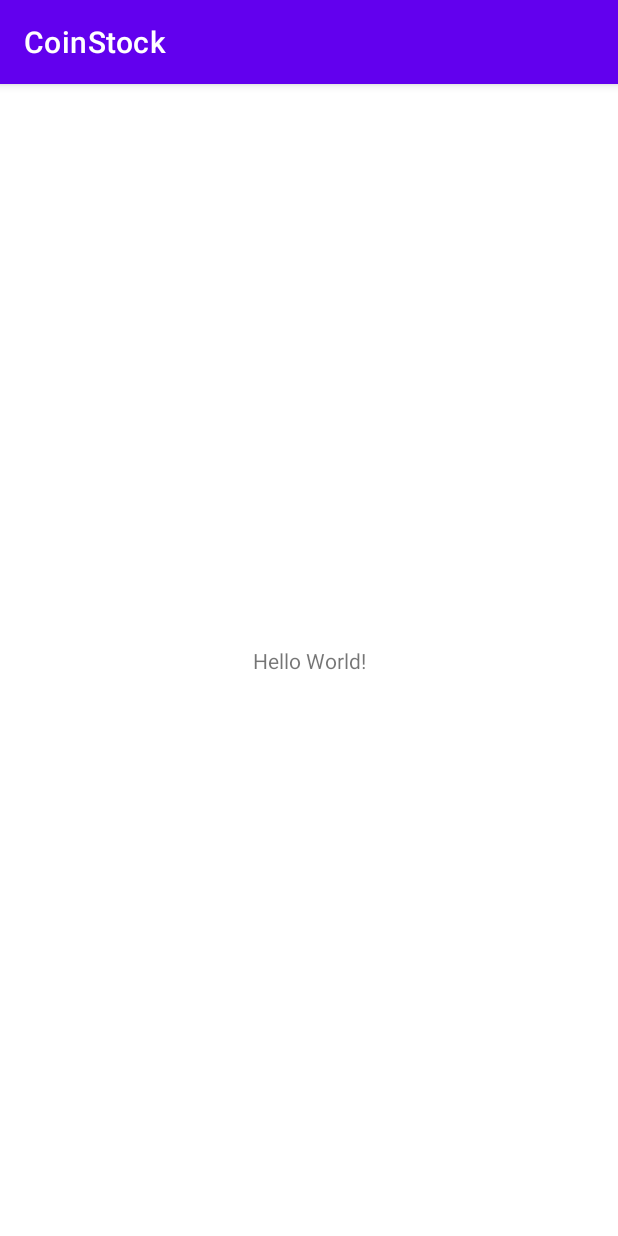
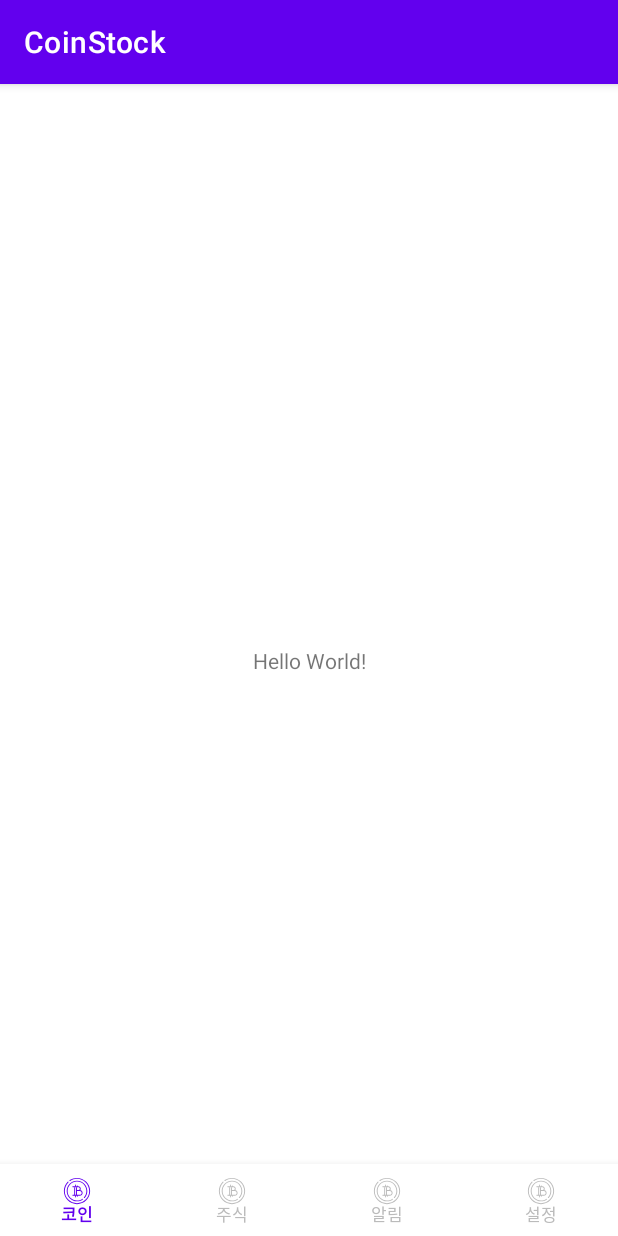
Before and after one commit to devmk1090/CoinStock, an Android app: the screen it shows after launch (MainActivity), on a phone screen of 412 x 824 dp. Run offline under Robolectric (Android 15) with nearby library versions, the phone set to English and light mode, and no system bars; our stand-ins replace Dagger/Hilt's generated code.

Commit message:
바텀 네비게이션 세팅 (1)

```diff
--- a/app/build.gradle
+++ b/app/build.gradle
@@ -32,6 +32,10 @@ android {
     kotlinOptions {
         jvmTarget = '17'
     }
+    buildFeatures {
+        dataBinding true
+        viewBinding true
+    }
 }
 
 dependencies {
--- a/app/src/main/java/com/devkproject/coinstock/MainActivity.kt
+++ b/app/src/main/java/com/devkproject/coinstock/MainActivity.kt
@@ -7,5 +7,6 @@ class MainActivity : AppCompatActivity() {
     override fun onCreate(savedInstanceState: Bundle?) {
         super.onCreate(savedInstanceState)
         setContentView(R.layout.activity_main)
+
     }
 }
--- /dev/null
+++ b/app/src/main/res/drawable/image_coin.xml
@@ -0,0 +1,36 @@
+<vector xmlns:android="http://schemas.android.com/apk/res/android"
+    android:width="32dp"
+    android:height="32dp"
+    android:viewportWidth="32"
+    android:viewportHeight="32">
+  <path
+      android:pathData="M16,30c-3.74,0 -7.256,-1.456 -9.899,-4.101C3.456,23.255 2,19.739 2,16s1.456,-7.255 4.101,-9.899c0.195,-0.195 0.512,-0.195 0.707,0s0.195,0.512 0,0.707C4.352,9.264 3,12.527 3,16s1.352,6.736 3.808,9.192C9.264,27.647 12.527,29 16,29s6.736,-1.353 9.192,-3.808C27.648,22.736 29,19.473 29,16s-1.352,-6.736 -3.808,-9.192c-4.401,-4.402 -11.329,-5.066 -16.474,-1.58C8.49,5.381 8.18,5.322 8.024,5.094S7.93,4.555 8.158,4.399c5.541,-3.754 13.002,-3.038 17.741,1.701C28.544,8.745 30,12.261 30,16s-1.456,7.255 -4.101,9.899C23.256,28.544 19.74,30 16,30z"
+      android:fillColor="#263238"/>
+  <path
+      android:pathData="M16,27.05C9.935,27.05 5,22.093 5,16S9.936,4.95 16.001,4.95S27,9.907 27,16c0,2.745 -1.009,5.378 -2.842,7.413c-0.184,0.207 -0.5,0.224 -0.705,0.038s-0.223,-0.501 -0.037,-0.706C25.082,20.893 26,18.497 26,16c0,-5.541 -4.485,-10.05 -9.999,-10.05C10.486,5.95 6,10.459 6,16s4.486,10.05 10,10.05c1.954,0 3.848,-0.566 5.475,-1.64c0.232,-0.151 0.541,-0.087 0.693,0.143c0.151,0.23 0.088,0.541 -0.143,0.693C20.233,26.426 18.15,27.05 16,27.05z"
+      android:fillColor="#263238"/>
+  <path
+      android:pathData="M17.5,11h-6c-0.276,0 -0.5,0.224 -0.5,0.5s0.224,0.5 0.5,0.5h6c0.827,0 1.5,0.673 1.5,1.5S18.327,15 17.5,15h-2v1h2c1.379,0 2.5,-1.123 2.5,-2.5C20,12.122 18.879,11 17.5,11z"
+      android:fillColor="#263238"/>
+  <path
+      android:pathData="M16.5,22c-0.276,0 -0.5,-0.224 -0.5,-0.5v-1h1v1C17,21.776 16.776,22 16.5,22z"
+      android:fillColor="#263238"/>
+  <path
+      android:pathData="M14.5,23c-0.276,0 -0.5,-0.224 -0.5,-0.5v-2h1v2C15,22.776 14.776,23 14.5,23z"
+      android:fillColor="#263238"/>
+  <path
+      android:pathData="M16,11.502v-1c0,-0.276 0.224,-0.5 0.5,-0.5s0.5,0.224 0.5,0.5v1H16z"
+      android:fillColor="#263238"/>
+  <path
+      android:pathData="M14,11.502v-2c0,-0.276 0.224,-0.5 0.5,-0.5s0.5,0.224 0.5,0.5v2H14z"
+      android:fillColor="#263238"/>
+  <path
+      android:pathData="M15,12.002h1v8.498h-1z"
+      android:fillColor="#263238"/>
+  <path
+      android:pathData="M13,12.002h1v8.498h-1z"
+      android:fillColor="#263238"/>
+  <path
+      android:pathData="M19,21h-7.5c-0.276,0 -0.5,-0.224 -0.5,-0.5s0.224,-0.5 0.5,-0.5H19c1.104,0 2,-0.896 2,-2s-0.896,-2 -2,-2h-3.5c-0.276,0 -0.5,-0.224 -0.5,-0.5s0.224,-0.5 0.5,-0.5H19c1.654,0 3,1.346 3,3S20.654,21 19,21z"
+      android:fillColor="#263238"/>
+</vector>
--- /dev/null
+++ b/app/src/main/res/drawable/text_color_main_bottom_navigation.xml
@@ -0,0 +1,10 @@
+<?xml version="1.0" encoding="utf-8"?>
+<selector xmlns:android="http://schemas.android.com/apk/res/android">
+    <item
+        android:state_checked="true"
+        android:color="@color/purple_500"/>
+
+    <item
+        android:state_checked="false"
+        android:color="@color/gray"/>
+</selector>
--- a/app/src/main/res/layout/activity_main.xml
+++ b/app/src/main/res/layout/activity_main.xml
@@ -15,4 +15,19 @@
         app:layout_constraintStart_toStartOf="parent"
         app:layout_constraintTop_toTopOf="parent" />
 
+    <com.google.android.material.bottomnavigation.BottomNavigationView
+        android:id="@+id/bottom_navigation_view"
+        app:layout_constraintBottom_toBottomOf="parent"
+        app:layout_constraintStart_toStartOf="parent"
+        app:layout_constraintEnd_toEndOf="parent"
+        android:layout_width="match_parent"
+        android:layout_height="@dimen/height_main_bottom_navigation"
+        app:itemTextAppearanceActive="@style/BottomNavigationView.Active"
+        app:itemTextAppearanceInactive="@style/BottomNavigationView"
+        app:itemIconSize="20dp"
+        app:itemIconTint="@drawable/text_color_main_bottom_navigation"
+        app:itemTextColor="@drawable/text_color_main_bottom_navigation"
+        app:labelVisibilityMode="labeled"
+        app:menu="@menu/menu_main_bottom_navigation"
+        />
 </androidx.constraintlayout.widget.ConstraintLayout>
--- /dev/null
+++ b/app/src/main/res/menu/menu_main_bottom_navigation.xml
@@ -0,0 +1,20 @@
+<?xml version="1.0" encoding="utf-8"?>
+<menu xmlns:android="http://schemas.android.com/apk/res/android">
+
+    <item
+        android:id="@+id/menu_coin"
+        android:icon="@drawable/image_coin"
+        android:title="@string/text_coin" />
+    <item
+        android:id="@+id/menu_stock"
+        android:icon="@drawable/image_coin"
+        android:title="@string/text_stock" />
+    <item
+        android:id="@+id/menu_alarm"
+        android:icon="@drawable/image_coin"
+        android:title="@string/text_alarm" />
+    <item
+        android:id="@+id/menu_setting"
+        android:icon="@drawable/image_coin"
+        android:title="@string/text_setting" />
+</menu>
--- a/app/src/main/res/values/colors.xml
+++ b/app/src/main/res/values/colors.xml
@@ -7,4 +7,6 @@
     <color name="teal_700">#FF018786</color>
     <color name="black">#FF000000</color>
     <color name="white">#FFFFFFFF</color>
+
+    <color name="gray">#BBBBBB</color>
 </resources>
--- /dev/null
+++ b/app/src/main/res/values/dimens.xml
@@ -0,0 +1,5 @@
+<?xml version="1.0" encoding="utf-8"?>
+<resources>
+    <dimen name="height_main_bottom_navigation">48dp</dimen>
+
+</resources>
--- a/app/src/main/res/values/strings.xml
+++ b/app/src/main/res/values/strings.xml
@@ -1,3 +1,8 @@
 <resources>
     <string name="app_name">CoinStock</string>
+
+    <string name="text_coin">코인</string>
+    <string name="text_stock">주식</string>
+    <string name="text_alarm">알림</string>
+    <string name="text_setting">설정</string>
 </resources>
--- a/app/src/main/res/values/themes.xml
+++ b/app/src/main/res/values/themes.xml
@@ -13,4 +13,14 @@
         <item name="android:statusBarColor" tools:targetApi="l">?attr/colorPrimaryVariant</item>
         <!-- Customize your theme here. -->
     </style>
+
+    <style name="BottomNavigationView" parent="@style/TextAppearance.AppCompat.Caption">
+        <item name="android:textSize">11sp</item>
+        <item name="itemIconPadding">3dp</item>
+    </style>
+
+    <style name="BottomNavigationView.Active" parent="@style/TextAppearance.AppCompat.Caption">
+        <item name="android:textSize">11sp</item>
+        <item name="itemIconPadding">3dp</item>
+    </style>
 </resources>
```
